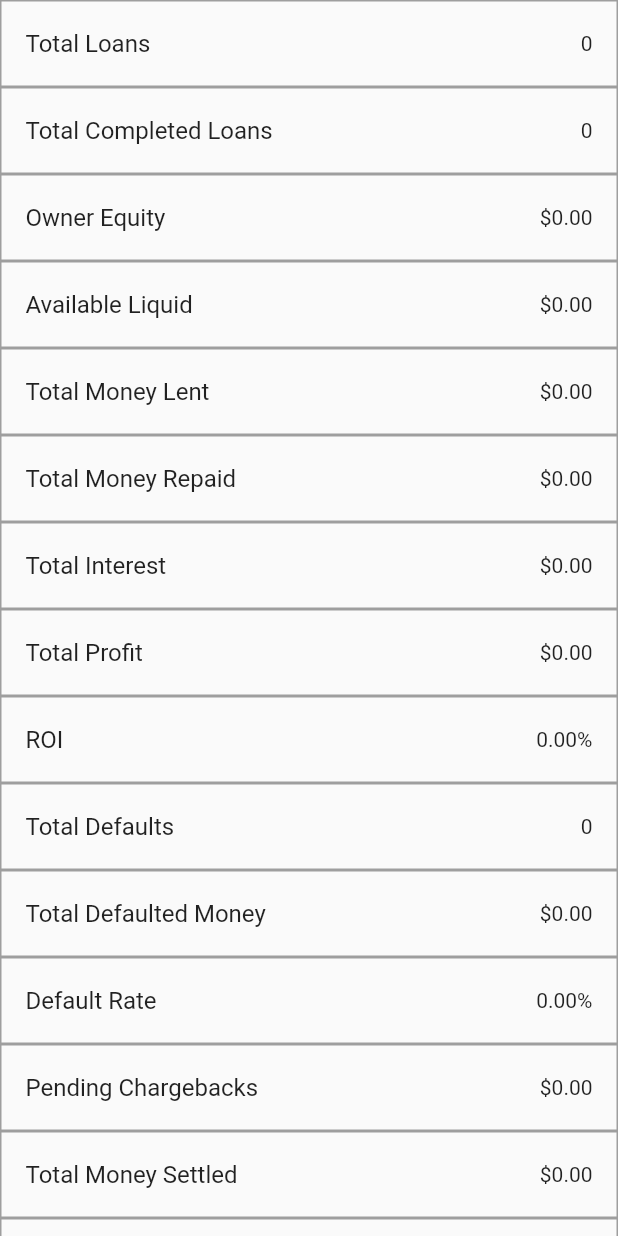
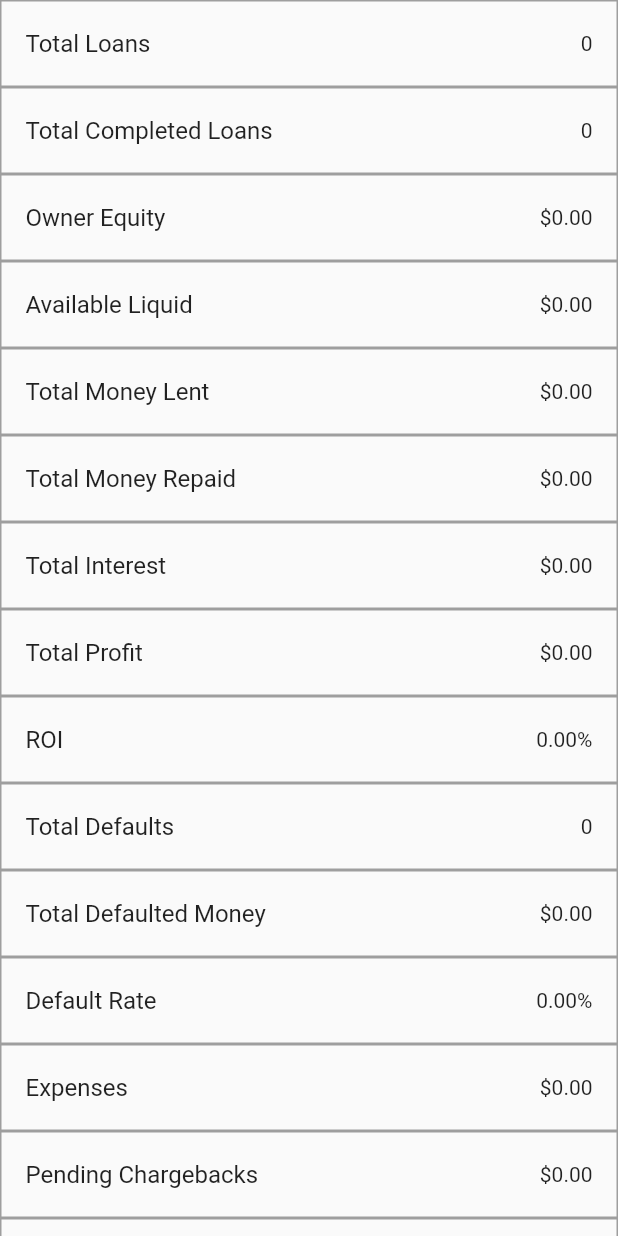
Before and after one commit to mkaramurzin/borrow-breeze, a Flutter app: the MetricsView widget shown alone on an empty page, opened directly, on a phone screen of 412 x 824 dp. Run offline on Flutter 3.47's test engine with Material 2 defaults, Android fonts, the phone set to English and light mode, and no system bars; our stand-ins replace cloud_firestore, firebase_auth, firebase_core, flutter_spinkit; accounts and stored records are empty.

Commit message:
loan logic: add calc and display for projected liquid; add display for expenses

```diff
--- a/lib/screens/metrics_view.dart
+++ b/lib/screens/metrics_view.dart
@@ -9,48 +9,39 @@ class MetricsView extends StatelessWidget {
 
   @override
   Widget build(BuildContext context) {
-    final AuthService _auth = AuthService();
-    final database = Database(uid: _auth.user!.uid);
+    final database = Database(uid: AuthService().user!.uid);
     final logic = LoanLogic();
 
     // List of metric tiles
     List<Widget> metricTiles = [
+      _buildDataTile(context, "Total Loans", database.getTotalLoans),
       _buildDataTile(
-          context, "Total Loans", Database(uid: _auth.user!.uid).getTotalLoans),
-      _buildDataTile(context, "Total Completed Loans",
-          Database(uid: _auth.user!.uid).getTotalCompletedLoans),
-      _buildDataTile(context, "Owner Equity",
-          Database(uid: _auth.user!.uid).getOwnerEquity),
+          context, "Total Completed Loans", database.getTotalCompletedLoans),
+      _buildDataTile(context, "Owner Equity", database.getOwnerEquity),
       _buildDataTile(
-          context, "Available Liquid", LoanLogic().calculateAvailableLiquid),
-      _buildDataTile(context, "Total Money Lent",
-          Database(uid: _auth.user!.uid).getTotalMoneyLent),
-      _buildDataTile(context, "Total Money Repaid",
-          Database(uid: _auth.user!.uid).getTotalMoneyRepaid),
-      _buildDataTile(context, "Total Interest",
-          Database(uid: _auth.user!.uid).getTotalInterest),
-      _buildDataTile(context, "Total Profit",
-          Database(uid: _auth.user!.uid).getTotalProfit),
-      _buildDataTile(context, "ROI", LoanLogic().calculateTotalROI),
-      _buildDataTile(context, "Total Defaults",
-          Database(uid: _auth.user!.uid).getTotalDefaults),
-      _buildDataTile(context, "Total Defaulted Money",
-          Database(uid: _auth.user!.uid).getTotalDefaulted),
-      _buildDataTile(context, "Default Rate", LoanLogic().calculateDefaultRate),
-      _buildDataTile(context, "Pending Chargebacks",
-          Database(uid: _auth.user!.uid).getTotalPendingChargebacks),
-      _buildDataTile(context, "Total Money Settled",
-          Database(uid: _auth.user!.uid).getTotalMoneySettled),
-      _buildDataTile(context, "Funds Out In Loan",
-          Database(uid: _auth.user!.uid).getFundsInLoan),
-      _buildDataTile(context, "Operational Profit",
-          LoanLogic().calculateOperationalProfit),
+          context, "Available Liquid", logic.calculateAvailableLiquid),
+      _buildDataTile(context, "Total Money Lent", database.getTotalMoneyLent),
       _buildDataTile(
-          context, "Operational ROI", LoanLogic().calculateOperationalROI),
-      _buildDataTile(context, "Projected Profit",
-          Database(uid: _auth.user!.uid).getProjectedProfit),
+          context, "Total Money Repaid", database.getTotalMoneyRepaid),
+      _buildDataTile(context, "Total Interest", database.getTotalInterest),
+      _buildDataTile(context, "Total Profit", database.getTotalProfit),
+      _buildDataTile(context, "ROI", logic.calculateTotalROI),
+      _buildDataTile(context, "Total Defaults", database.getTotalDefaults),
       _buildDataTile(
-          context, "Projected ROI", LoanLogic().calculateProjectedROI),
+          context, "Total Defaulted Money", database.getTotalDefaulted),
+      _buildDataTile(context, "Default Rate", logic.calculateDefaultRate),
+      _buildDataTile(context, "Expenses", database.getTotalExpenses),
+      _buildDataTile(
+          context, "Pending Chargebacks", database.getTotalPendingChargebacks),
+      _buildDataTile(
+          context, "Total Money Settled", database.getTotalMoneySettled),
+      _buildDataTile(context, "Funds Out In Loan", database.getFundsInLoan),
+      _buildDataTile(
+          context, "Operational Profit", logic.calculateOperationalProfit),
+      _buildDataTile(context, "Operational ROI", logic.calculateOperationalROI),
+      _buildDataTile(context, "Projected Liquid", logic.calculateProjectedLiquid),
+      _buildDataTile(context, "Projected Profit", database.getProjectedProfit),
+      _buildDataTile(context, "Projected ROI", logic.calculateProjectedROI),
     ];
 
     return LayoutBuilder(
--- a/lib/services/database.dart
+++ b/lib/services/database.dart
@@ -551,4 +551,13 @@ class Database {
       return 0.0;
     }
   }
+
+  Future<double> getTotalExpenses() async {
+    try {
+      DocumentSnapshot userDoc = await userCollection.doc(uid).get();
+      return userDoc['total expenses'] ?? 0.0;
+    } catch (error) {
+      return 0.0;
+    }
+  }
 }
--- a/lib/services/loan_logic.dart
+++ b/lib/services/loan_logic.dart
@@ -116,7 +116,7 @@ class LoanLogic {
     return profit / denominator;
   }
 
-// Calculate ROI on funds in loan
+  // Calculate ROI on funds in loan
   Future<double> calculateOperationalROI() async {
     double fundsInLoan = await db.getFundsInLoan();
     double profit = await calculateOperationalProfit();
@@ -127,7 +127,7 @@ class LoanLogic {
     return profit / fundsInLoan;
   }
 
-// Calculate projected ROI
+  // Calculate projected ROI
   Future<double> calculateProjectedROI() async {
     double lent = await db.getTotalMoneyLent();
     double profit = await db.getProjectedProfit();
@@ -138,7 +138,7 @@ class LoanLogic {
     return profit / lent;
   }
 
-// Calculate default rate
+  // Calculate default rate
   Future<double> calculateDefaultRate() async {
     int loanCount = await db.getTotalLoans();
     int defaultCount = await db.getTotalDefaults();
@@ -148,4 +148,12 @@ class LoanLogic {
     }
     return defaultCount / loanCount.toDouble();
   }
+
+  // Calculate Projected Liquid
+  Future<double> calculateProjectedLiquid() async {
+    double projectedProfit = await db.getProjectedProfit();
+    double equity = await db.getOwnerEquity();
+
+    return projectedProfit + equity;
+  }
 }
```
